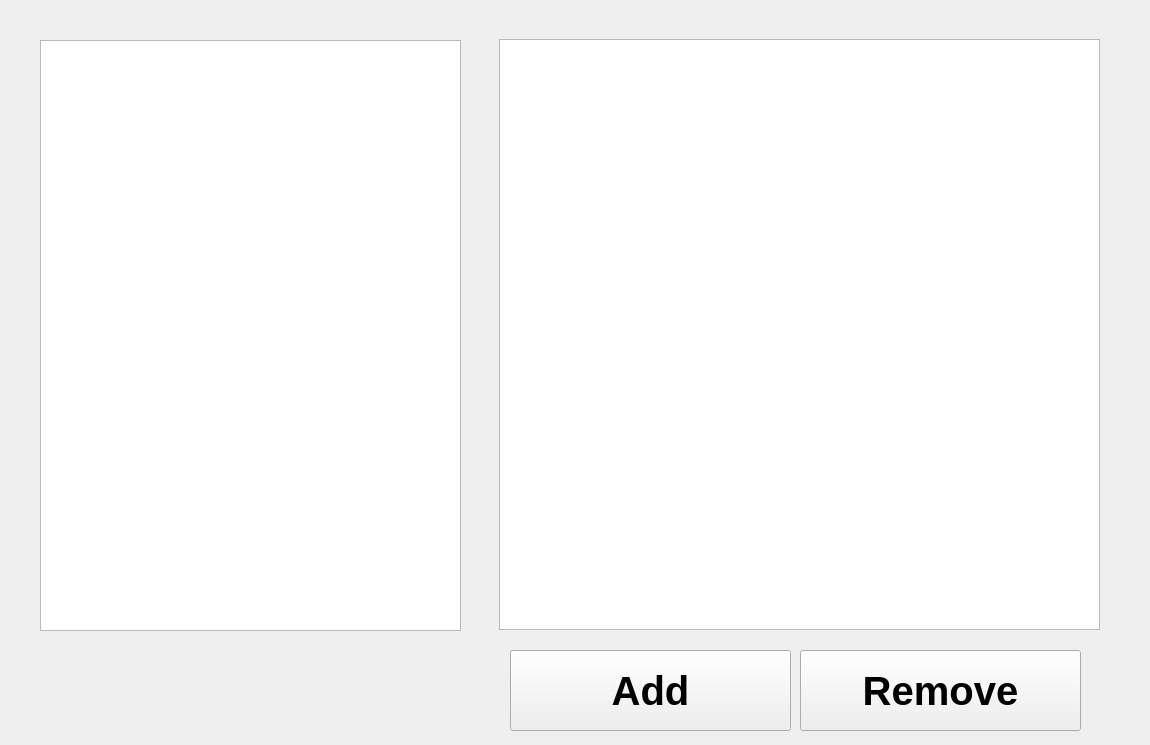
First picture: the form in staffwindow.ui, repository darryusa/QtProcess, before the edit.
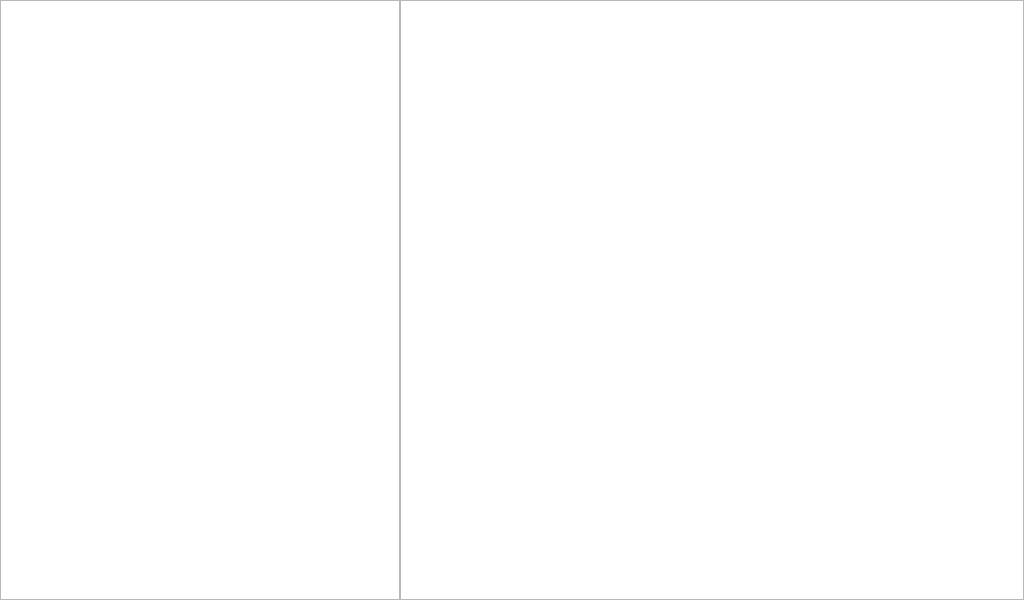
Second picture: the form after the edit.

Commit message: change the layout of log in screen

Patch:
```diff
--- a/staffwindow.ui
+++ b/staffwindow.ui
@@ -6,8 +6,8 @@
    <rect>
     <x>0</x>
     <y>0</y>
-    <width>1150</width>
-    <height>745</height>
+    <width>1024</width>
+    <height>600</height>
    </rect>
   </property>
   <property name="windowTitle">
@@ -22,46 +22,13 @@
   <widget class="QTextBrowser" name="textBrowser">
    <property name="geometry">
     <rect>
-     <x>40</x>
-     <y>40</y>
-     <width>421</width>
-     <height>591</height>
+     <x>0</x>
+     <y>0</y>
+     <width>400</width>
+     <height>600</height>
     </rect>
    </property>
   </widget>
-  <widget class="QScrollArea" name="scrollArea">
-   <property name="geometry">
-    <rect>
-     <x>499</x>
-     <y>39</y>
-     <width>601</width>
-     <height>591</height>
-    </rect>
-   </property>
-   <property name="widgetResizable">
-    <bool>true</bool>
-   </property>
-   <widget class="QWidget" name="scrollAreaWidgetContents">
-    <property name="geometry">
-     <rect>
-      <x>0</x>
-      <y>0</y>
-      <width>599</width>
-      <height>589</height>
-     </rect>
-    </property>
-    <widget class="QTableView" name="tableView">
-     <property name="geometry">
-      <rect>
-       <x>-5</x>
-       <y>-9</y>
-       <width>611</width>
-       <height>601</height>
-      </rect>
-     </property>
-    </widget>
-   </widget>
-  </widget>
   <widget class="QPushButton" name="Add">
    <property name="geometry">
     <rect>
@@ -107,6 +74,16 @@
     <string>Remove</string>
    </property>
   </widget>
+  <widget class="QTextBrowser" name="textBrowser_2">
+   <property name="geometry">
+    <rect>
+     <x>400</x>
+     <y>0</y>
+     <width>624</width>
+     <height>600</height>
+    </rect>
+   </property>
+  </widget>
  </widget>
  <resources/>
  <connections/>
```
The commit also changes 4 other files.
